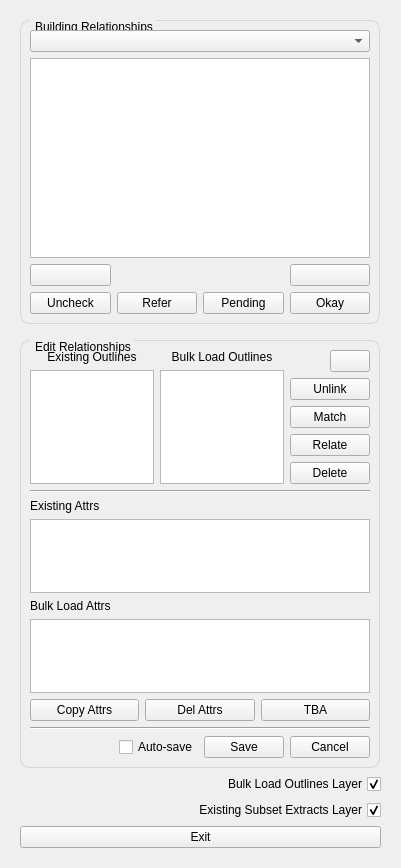
Old version of the form buildings/gui/alter_building_relationship.ui in the repository linz/nz-buildings.
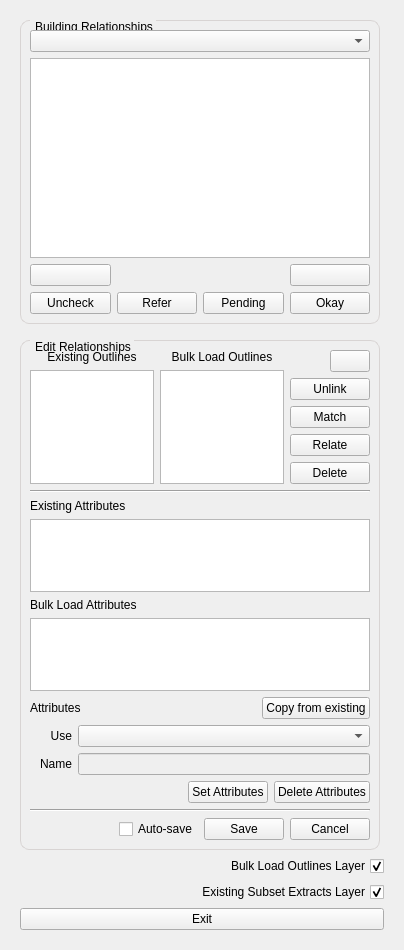
New version of the form.

Commit message: feat: Add copy attributes from existing feature

Diff of the .ui file:
```diff
--- a/buildings/gui/alter_building_relationship.ui
+++ b/buildings/gui/alter_building_relationship.ui
@@ -2,12 +2,15 @@
 <ui version="4.0">
  <class>frame_alter_building_relationship</class>
  <widget class="QFrame" name="frame_alter_building_relationship">
+  <property name="enabled">
+   <bool>true</bool>
+  </property>
   <property name="geometry">
    <rect>
     <x>0</x>
     <y>0</y>
-    <width>401</width>
-    <height>868</height>
+    <width>404</width>
+    <height>950</height>
    </rect>
   </property>
   <property name="minimumSize">
@@ -51,8 +54,8 @@
        <rect>
         <x>0</x>
         <y>0</y>
-        <width>378</width>
-        <height>943</height>
+        <width>376</width>
+        <height>1058</height>
        </rect>
       </property>
       <layout class="QVBoxLayout" name="verticalLayout_2">
@@ -228,61 +231,6 @@
           <string>Edit Relationships</string>
          </property>
          <layout class="QGridLayout" name="gridLayout_3">
-          <item row="2" column="0">
-           <widget class="Line" name="line">
-            <property name="orientation">
-             <enum>Qt::Horizontal</enum>
-            </property>
-           </widget>
-          </item>
-          <item row="5" column="0">
-           <layout class="QHBoxLayout" name="horizontalLayout_4">
-            <item>
-             <spacer name="horizontalSpacer_5">
-              <property name="orientation">
-               <enum>Qt::Horizontal</enum>
-              </property>
-              <property name="sizeHint" stdset="0">
-               <size>
-                <width>40</width>
-                <height>20</height>
-               </size>
-              </property>
-             </spacer>
-            </item>
-            <item>
-             <widget class="QCheckBox" name="cb_autosave">
-              <property name="toolTip">
-               <string>&lt;html&gt;&lt;head/&gt;&lt;body&gt;&lt;p&gt;Turn on to auto-save changes&lt;/p&gt;&lt;/body&gt;&lt;/html&gt;</string>
-              </property>
-              <property name="text">
-               <string>Auto-save</string>
-              </property>
-             </widget>
-            </item>
-            <item>
-             <widget class="QPushButton" name="btn_save">
-              <property name="text">
-               <string>Save</string>
-              </property>
-             </widget>
-            </item>
-            <item>
-             <widget class="QPushButton" name="btn_cancel">
-              <property name="text">
-               <string>Cancel</string>
-              </property>
-             </widget>
-            </item>
-           </layout>
-          </item>
-          <item row="4" column="0">
-           <widget class="Line" name="line_2">
-            <property name="orientation">
-             <enum>Qt::Horizontal</enum>
-            </property>
-           </widget>
-          </item>
           <item row="1" column="0">
            <layout class="QHBoxLayout" name="horizontalLayout_6">
             <property name="spacing">
@@ -467,12 +415,71 @@
             </item>
            </layout>
           </item>
+          <item row="4" column="0">
+           <widget class="Line" name="line_2">
+            <property name="orientation">
+             <enum>Qt::Horizontal</enum>
+            </property>
+           </widget>
+          </item>
+          <item row="0" column="0">
+           <layout class="QVBoxLayout" name="layout_msg_bar_edit"/>
+          </item>
+          <item row="2" column="0">
+           <widget class="Line" name="line">
+            <property name="orientation">
+             <enum>Qt::Horizontal</enum>
+            </property>
+           </widget>
+          </item>
+          <item row="5" column="0">
+           <layout class="QHBoxLayout" name="hlayout_save">
+            <item>
+             <spacer name="hspace_save">
+              <property name="orientation">
+               <enum>Qt::Horizontal</enum>
+              </property>
+              <property name="sizeHint" stdset="0">
+               <size>
+                <width>40</width>
+                <height>20</height>
+               </size>
+              </property>
+             </spacer>
+            </item>
+            <item>
+             <widget class="QCheckBox" name="cb_autosave">
+              <property name="toolTip">
+               <string>Turn on to auto-save changes</string>
+              </property>
+              <property name="text">
+               <string>Auto-save</string>
+              </property>
+             </widget>
+            </item>
+            <item>
+             <widget class="QPushButton" name="btn_save">
+              <property name="text">
+               <string>Save</string>
+              </property>
+             </widget>
+            </item>
+            <item>
+             <widget class="QPushButton" name="btn_cancel">
+              <property name="text">
+               <string>Cancel</string>
+              </property>
+             </widget>
+            </item>
+           </layout>
+          </item>
           <item row="3" column="0">
-           <layout class="QHBoxLayout" name="horizontalLayout_7">
+           <layout class="QVBoxLayout" name="vlayout_attributes">
+            <property name="bottomMargin">
+             <number>0</number>
+            </property>
             <item>
-             <layout class="QVBoxLayout" name="verticalLayout_10">
-              <item>
-               <widget class="QLabel" name="label_6">
+             <widget class="QLabel" name="lbl_existing_attributes">
                 <property name="font">
                  <font>
                   <weight>50</weight>
@@ -480,7 +487,7 @@
                  </font>
                 </property>
                 <property name="text">
-                 <string>Existing Attrs</string>
+               <string>Existing Attributes</string>
                 </property>
                 <property name="alignment">
                  <set>Qt::AlignLeading|Qt::AlignLeft|Qt::AlignVCenter</set>
@@ -510,7 +517,7 @@
                </widget>
               </item>
               <item>
-               <widget class="QLabel" name="label_7">
+             <widget class="QLabel" name="lbl_bulk_load_attributes">
                 <property name="font">
                  <font>
                   <weight>50</weight>
@@ -518,7 +525,7 @@
                  </font>
                 </property>
                 <property name="text">
-                 <string>Bulk Load Attrs</string>
+               <string>Bulk Load Attributes</string>
                 </property>
                 <property name="alignment">
                  <set>Qt::AlignLeading|Qt::AlignLeft|Qt::AlignVCenter</set>
@@ -548,36 +555,146 @@
                </widget>
               </item>
               <item>
-               <layout class="QHBoxLayout" name="horizontalLayout_8">
+             <layout class="QHBoxLayout" name="hlayout_attributes">
+              <property name="topMargin">
+               <number>0</number>
+              </property>
                 <item>
-                 <widget class="QPushButton" name="pushButton_10">
+               <widget class="QLabel" name="lbl_attributes">
                   <property name="text">
-                   <string>Copy Attrs</string>
-                  </property>
+                 <string>Attributes</string>
+                </property>
+                <property name="alignment">
+                 <set>Qt::AlignLeading|Qt::AlignLeft|Qt::AlignVCenter</set>
+                </property>
                  </widget>
                 </item>
                 <item>
-                 <widget class="QPushButton" name="pushButton_11">
+               <spacer name="hspace_copy_from_existing">
+                <property name="orientation">
+                 <enum>Qt::Horizontal</enum>
+                </property>
+                <property name="sizeHint" stdset="0">
+                 <size>
+                  <width>40</width>
+                  <height>20</height>
+                 </size>
+                </property>
+               </spacer>
+              </item>
+              <item>
+               <widget class="QPushButton" name="btn_copy_from_existing">
                   <property name="text">
-                   <string>Del Attrs</string>
+                 <string>Copy from existing</string>
                   </property>
                  </widget>
                 </item>
+             </layout>
+            </item>
                 <item>
-                 <widget class="QPushButton" name="pushButton_12">
+             <layout class="QHBoxLayout" name="hlayout_use">
+              <property name="topMargin">
+               <number>0</number>
+              </property>
+              <item>
+               <widget class="QLabel" name="label_use">
+                <property name="minimumSize">
+                 <size>
+                  <width>42</width>
+                  <height>0</height>
+                 </size>
+                </property>
                   <property name="text">
-                   <string>TBA</string>
-                  </property>
-                 </widget>
-                </item>
-               </layout>
-              </item>
+                 <string>Use</string>
+                </property>
+                <property name="alignment">
+                 <set>Qt::AlignRight|Qt::AlignTrailing|Qt::AlignVCenter</set>
+                </property>
+               </widget>
+              </item>
+              <item>
+               <widget class="QComboBox" name="cbox_use">
+                <property name="sizePolicy">
+                 <sizepolicy hsizetype="Expanding" vsizetype="Fixed">
+                  <horstretch>0</horstretch>
+                  <verstretch>0</verstretch>
+                 </sizepolicy>
+                </property>
+               </widget>
+              </item>
+             </layout>
+            </item>
+            <item>
+             <layout class="QHBoxLayout" name="hlayout_name">
+              <property name="topMargin">
+               <number>0</number>
+              </property>
+              <item>
+               <widget class="QLabel" name="label_name">
+                <property name="minimumSize">
+                 <size>
+                  <width>42</width>
+                  <height>0</height>
+                 </size>
+                </property>
+                <property name="maximumSize">
+                 <size>
+                  <width>16777215</width>
+                  <height>16777215</height>
+                 </size>
+                </property>
+                <property name="text">
+                 <string>Name</string>
+                </property>
+                <property name="alignment">
+                 <set>Qt::AlignRight|Qt::AlignTrailing|Qt::AlignVCenter</set>
+                </property>
+               </widget>
+              </item>
+              <item>
+               <widget class="QLineEdit" name="ledit_name">
+                <property name="enabled">
+                 <bool>false</bool>
+                </property>
+               </widget>
+              </item>
              </layout>
             </item>
-           </layout>
-          </item>
-          <item row="0" column="0">
-           <layout class="QVBoxLayout" name="layout_msg_bar_edit"/>
+            <item>
+             <layout class="QHBoxLayout" name="hlayout_set_delete_atributes">
+              <property name="topMargin">
+               <number>0</number>
+              </property>
+              <item>
+               <spacer name="hspace_set_delete_attributes">
+                <property name="orientation">
+                 <enum>Qt::Horizontal</enum>
+                </property>
+                <property name="sizeHint" stdset="0">
+                 <size>
+                  <width>40</width>
+                  <height>20</height>
+                 </size>
+                </property>
+               </spacer>
+              </item>
+              <item>
+               <widget class="QPushButton" name="btn_set_attributes">
+                <property name="text">
+                 <string>Set Attributes</string>
+                </property>
+               </widget>
+              </item>
+              <item>
+               <widget class="QPushButton" name="btn_delete_attributes">
+                <property name="text">
+                 <string>Delete Attributes</string>
+                </property>
+               </widget>
+              </item>
+             </layout>
+            </item>
+           </layout>
           </item>
          </layout>
         </widget>
```
Left out of the diff: 123 changed lines with no effect on the pictures. Lines whose indentation alone changed are shown as unchanged. The commit also changes 1 other file.
